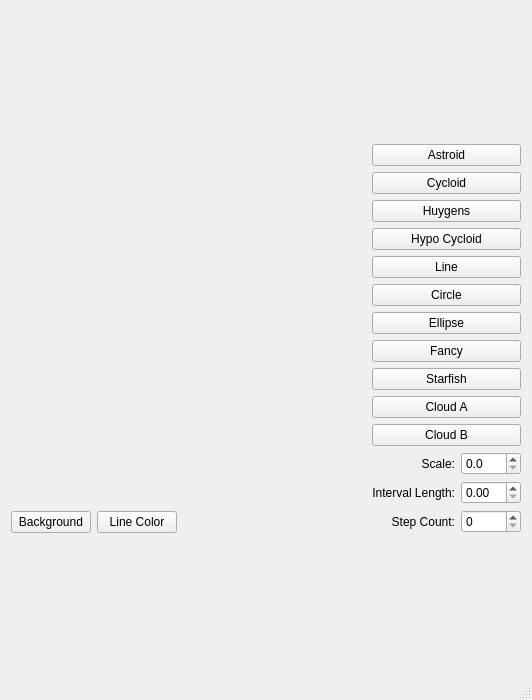
Before: the Qt Designer form GUI2DGraphics/GUI2D/mainwindow.ui in tanmayb99/Qt, drawn with Qt 5.
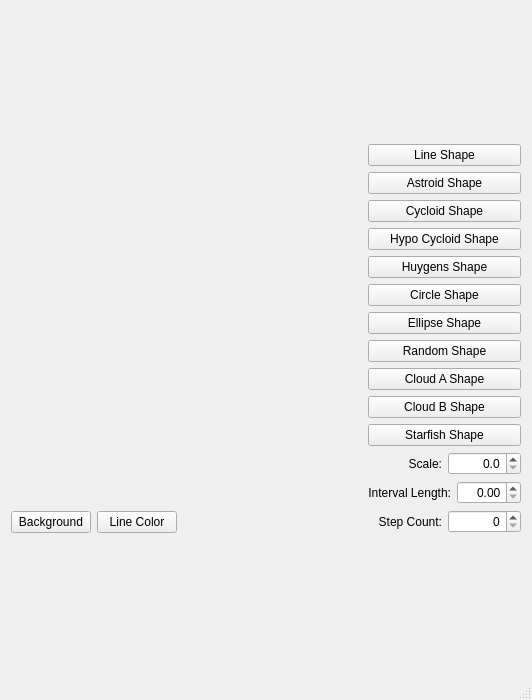
After: the same form once the commit is applied. Custom widgets are drawn as their Qt base class.

```diff
--- a/GUI2DGraphics/GUI2D/mainwindow.ui
+++ b/GUI2DGraphics/GUI2D/mainwindow.ui
@@ -55,80 +55,80 @@
     </item>
     <item row="0" column="1">
      <layout class="QVBoxLayout" name="verticalLayout">
+      <item>
+       <widget class="QPushButton" name="buttonLine">
+        <property name="text">
+         <string>Line Shape</string>
+        </property>
+       </widget>
+      </item>
       <item>
        <widget class="QPushButton" name="buttonAstroid">
         <property name="text">
-         <string>Astroid</string>
+         <string>Astroid Shape</string>
         </property>
        </widget>
       </item>
       <item>
        <widget class="QPushButton" name="buttonCycloid">
         <property name="text">
-         <string>Cycloid</string>
-        </property>
-       </widget>
-      </item>
-      <item>
-       <widget class="QPushButton" name="buttonHuygens">
-        <property name="text">
-         <string>Huygens</string>
+         <string>Cycloid Shape</string>
         </property>
        </widget>
       </item>
       <item>
        <widget class="QPushButton" name="buttonHypo">
         <property name="text">
-         <string>Hypo Cycloid</string>
+         <string>Hypo Cycloid Shape</string>
         </property>
        </widget>
       </item>
       <item>
-       <widget class="QPushButton" name="buttonLine">
+       <widget class="QPushButton" name="buttonHuygens">
         <property name="text">
-         <string>Line</string>
+         <string>Huygens Shape</string>
         </property>
        </widget>
       </item>
       <item>
        <widget class="QPushButton" name="buttonCircle">
         <property name="text">
-         <string>Circle</string>
+         <string>Circle Shape</string>
         </property>
        </widget>
       </item>
       <item>
        <widget class="QPushButton" name="buttonEllipse">
         <property name="text">
-         <string>Ellipse</string>
+         <string>Ellipse Shape</string>
         </property>
        </widget>
       </item>
       <item>
        <widget class="QPushButton" name="buttonFancy">
         <property name="text">
-         <string>Fancy</string>
-        </property>
-       </widget>
-      </item>
-      <item>
-       <widget class="QPushButton" name="buttonStarfish">
-        <property name="text">
-         <string>Starfish</string>
+         <string>Random Shape</string>
         </property>
        </widget>
       </item>
       <item>
        <widget class="QPushButton" name="buttonCloud">
         <property name="text">
-         <string>Cloud A</string>
+         <string>Cloud A Shape</string>
         </property>
        </widget>
       </item>
       <item>
        <widget class="QPushButton" name="buttonCloud2">
         <property name="text">
-         <string>Cloud B</string>
+         <string>Cloud B Shape</string>
+        </property>
+       </widget>
+      </item>
+      <item>
+       <widget class="QPushButton" name="buttonStarfish">
+        <property name="text">
+         <string>Starfish Shape</string>
         </property>
        </widget>
       </item>
@@ -148,10 +148,13 @@
          <widget class="QDoubleSpinBox" name="spinScale">
           <property name="maximumSize">
            <size>
-            <width>60</width>
+            <width>76</width>
             <height>16777215</height>
            </size>
           </property>
+          <property name="alignment">
+           <set>Qt::AlignRight|Qt::AlignTrailing|Qt::AlignVCenter</set>
+          </property>
           <property name="decimals">
            <number>1</number>
           </property>
@@ -181,10 +184,13 @@
          <widget class="QDoubleSpinBox" name="spinInterval">
           <property name="maximumSize">
            <size>
-            <width>60</width>
+            <width>76</width>
             <height>16777215</height>
            </size>
           </property>
+          <property name="alignment">
+           <set>Qt::AlignRight|Qt::AlignTrailing|Qt::AlignVCenter</set>
+          </property>
           <property name="maximum">
            <double>100.000000000000000</double>
           </property>
@@ -211,10 +217,13 @@
          <widget class="QSpinBox" name="spinCount">
           <property name="maximumSize">
            <size>
-            <width>60</width>
+            <width>76</width>
             <height>16777215</height>
            </size>
           </property>
+          <property name="alignment">
+           <set>Qt::AlignRight|Qt::AlignTrailing|Qt::AlignVCenter</set>
+          </property>
           <property name="maximum">
            <number>512</number>
           </property>
```
Left out of the diff: 8 changed lines with no effect on the pictures.
